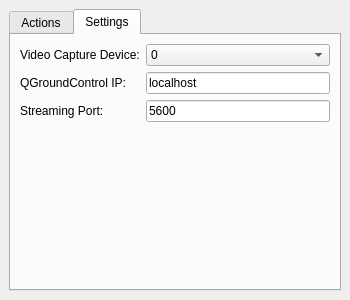
Qt form window.ui (djcopley/structural-drone) before a commit.
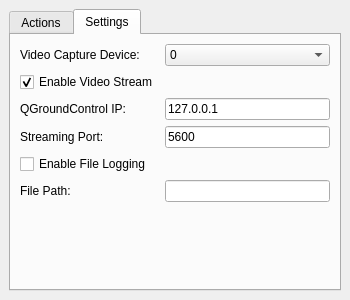
The same form after that commit. The open tabs and pages were chosen to show the change.

Diff of the .ui file:
```diff
--- a/window.ui
+++ b/window.ui
@@ -116,40 +116,6 @@
         <string>Settings</string>
        </attribute>
        <layout class="QFormLayout" name="formLayout_2">
-        <item row="1" column="0">
-         <widget class="QLabel" name="label_4">
-          <property name="text">
-           <string>QGroundControl IP:</string>
-          </property>
-         </widget>
-        </item>
-        <item row="1" column="1">
-         <widget class="QLineEdit" name="gst_ip">
-          <property name="text">
-           <string>localhost</string>
-          </property>
-          <property name="maxLength">
-           <number>16</number>
-          </property>
-         </widget>
-        </item>
-        <item row="3" column="0">
-         <widget class="QLabel" name="label_5">
-          <property name="text">
-           <string>Streaming Port:</string>
-          </property>
-         </widget>
-        </item>
-        <item row="3" column="1">
-         <widget class="QLineEdit" name="gst_port">
-          <property name="text">
-           <string>5600</string>
-          </property>
-          <property name="maxLength">
-           <number>5</number>
-          </property>
-         </widget>
-        </item>
         <item row="0" column="0">
          <widget class="QLabel" name="label_7">
           <property name="text">
@@ -181,6 +147,67 @@
           </item>
          </widget>
         </item>
+        <item row="3" column="0">
+         <widget class="QLabel" name="label_4">
+          <property name="text">
+           <string>QGroundControl IP:</string>
+          </property>
+         </widget>
+        </item>
+        <item row="3" column="1">
+         <widget class="QLineEdit" name="gst_ip">
+          <property name="text">
+           <string>127.0.0.1</string>
+          </property>
+          <property name="maxLength">
+           <number>16</number>
+          </property>
+         </widget>
+        </item>
+        <item row="5" column="0">
+         <widget class="QLabel" name="label_5">
+          <property name="text">
+           <string>Streaming Port:</string>
+          </property>
+         </widget>
+        </item>
+        <item row="5" column="1">
+         <widget class="QLineEdit" name="gst_port">
+          <property name="text">
+           <string>5600</string>
+          </property>
+          <property name="maxLength">
+           <number>5</number>
+          </property>
+         </widget>
+        </item>
+        <item row="2" column="0">
+         <widget class="QCheckBox" name="checkBox">
+          <property name="text">
+           <string>Enable Video Stream</string>
+          </property>
+          <property name="checked">
+           <bool>true</bool>
+          </property>
+         </widget>
+        </item>
+        <item row="6" column="0">
+         <widget class="QCheckBox" name="checkBox_2">
+          <property name="text">
+           <string>Enable File Logging</string>
+          </property>
+         </widget>
+        </item>
+        <item row="7" column="0">
+         <widget class="QLabel" name="label_8">
+          <property name="text">
+           <string>File Path:</string>
+          </property>
+         </widget>
+        </item>
+        <item row="7" column="1">
+         <widget class="QLineEdit" name="lineEdit"/>
+        </item>
        </layout>
       </widget>
      </widget>
```
Left out of the diff: 2 changed lines with no effect on the pictures.
